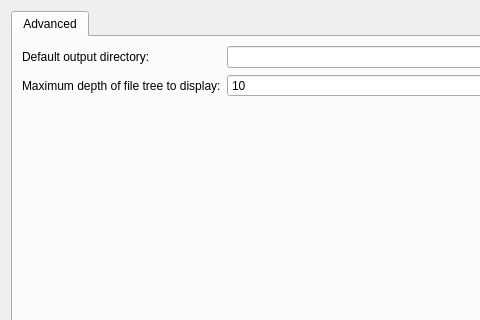
Old version of the form mpl_data_cast/gui/preferences.ui in the repository GuckLab/MPL-Data-Cast; both pictures show x 0 to 480 and y 0 to 320 of the 703 by 413 pixel window.
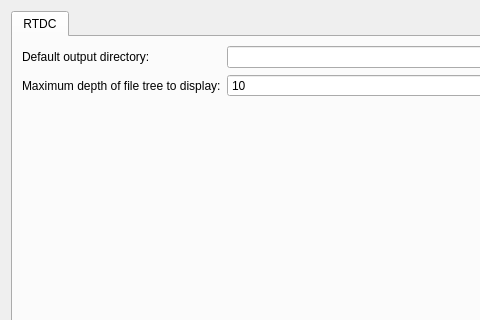
New version of the form. Icons and pictures are not drawn.

Diff of the .ui file:
```diff
--- a/mpl_data_cast/gui/preferences.ui
+++ b/mpl_data_cast/gui/preferences.ui
@@ -25,7 +25,7 @@
      </property>
      <widget class="QWidget" name="tab_rtdc">
       <attribute name="title">
-       <string>Advanced</string>
+       <string>RTDC</string>
       </attribute>
       <widget class="QWidget" name="">
        <property name="geometry">
```
